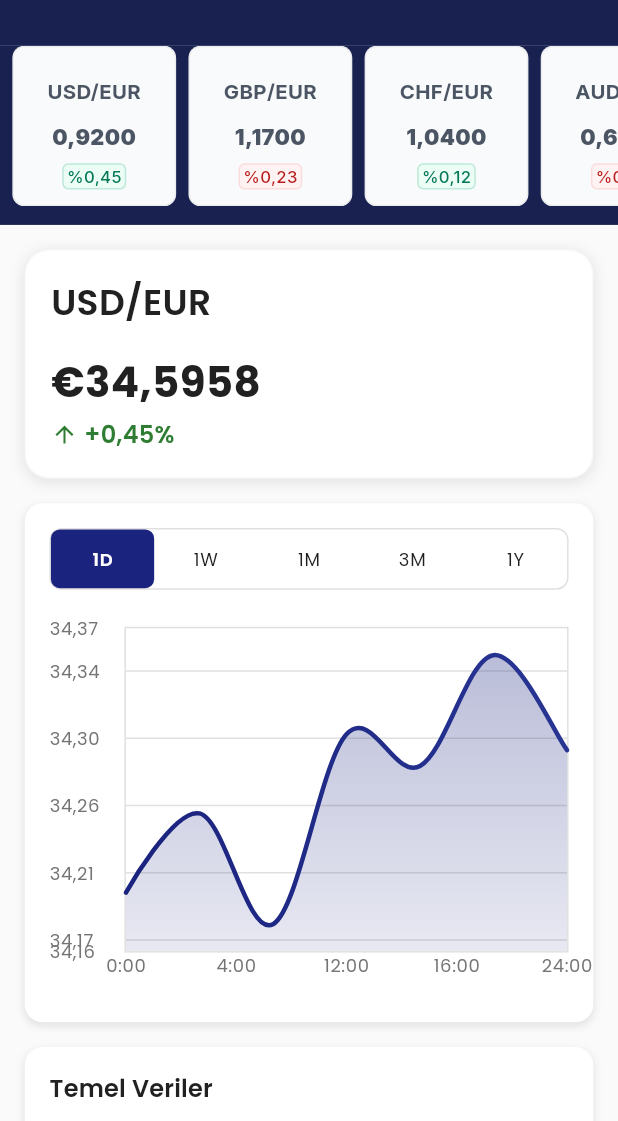
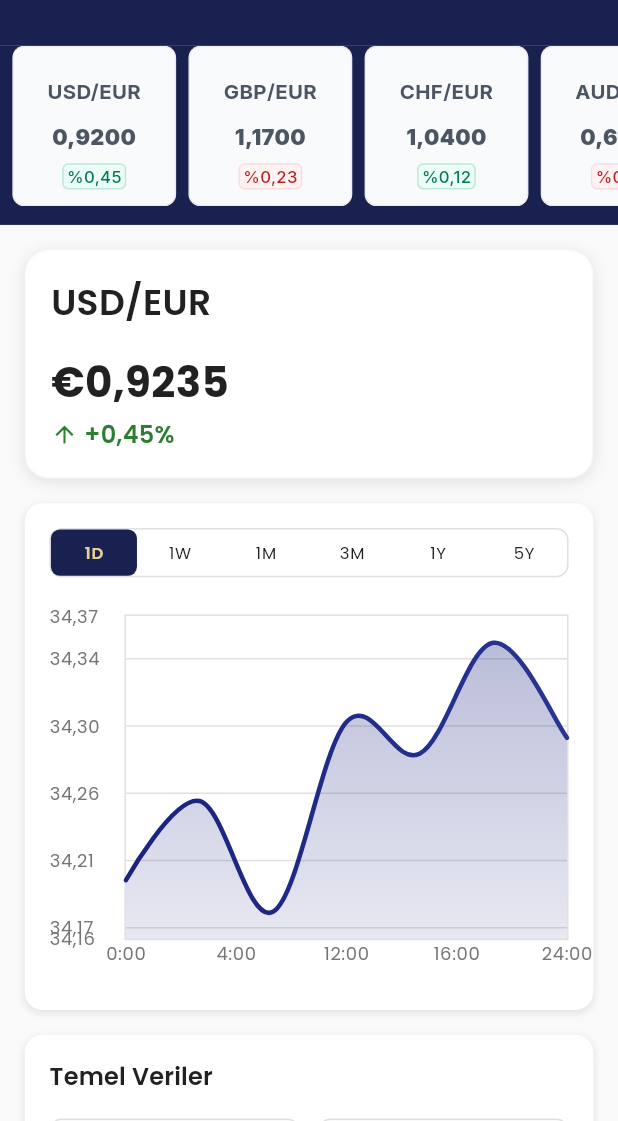
Before and after one commit to PoyrazV/zerda-gold-flutter, a Flutter app: the AssetDetailScreen screen opened by its route, on a phone screen of 412 x 824 dp, the part 115-1236 px from its top. Run offline on Flutter 3.47's test engine with Material 3 defaults, Android fonts, the phone set to English and light mode, and no system bars; drawn by our look-alikes of fl_chart; our stand-ins replace cached_network_image, connectivity_plus, dio, flutter_svg, fluttertoast, google_fonts and 2 more; accounts and stored records are empty; network calls fail.

Commit message:
Update UI and currency system to EUR base
- Replace ZERDA text with logo in drawer menu
- Update logo color to gold (0xFFE8D095) and increase size
- Fix asset detail navigation from ticker cards
- Convert currency system from TRY to EUR base
- Update Profit/Loss Calculator to use EUR as main currency
- Update Historical Rates screen with EUR-based prices
- Add 5Y timeframe to chart and update button styling
- Fix duplicate EUR display in asset detail screen
- Update all currency exchange rates to EUR base

🤖 Generated with Claude Code

Co-Authored-By: Claude <noreply@anthropic.com>

```diff
--- a/lib/presentation/asset_detail_screen/asset_detail_screen.dart
+++ b/lib/presentation/asset_detail_screen/asset_detail_screen.dart
@@ -47,121 +47,175 @@ class _AssetDetailScreenState extends State<AssetDetailScreen> {
   }
 
   double _getBasePriceForSymbol(String symbol) {
+    // Handle currency pairs with /EUR format
     switch (symbol) {
-      // Currency pairs
-      case 'USDTRY':
+      // EUR-based currency pairs
+      case 'USD/EUR':
+      case 'USDEUR':
       case 'USD':
-        return 34.5958;
+        return 0.9235;  // USD to EUR rate
+      case 'GBP/EUR':
+      case 'GBPEUR':
+      case 'GBP':
+        return 1.1682;  // GBP to EUR rate
+      case 'CHF/EUR':
+      case 'CHFEUR':
+      case 'CHF':
+        return 1.0456;  // CHF to EUR rate
+      case 'AUD/EUR':
+      case 'AUDEUR':
+      case 'AUD':
+        return 0.6109;  // AUD to EUR rate
+      case 'CAD/EUR':
+      case 'CADEUR':
+      case 'CAD':
+        return 0.6923;  // CAD to EUR rate
+      case 'JPY/EUR':
+      case 'JPYEUR':
+      case 'JPY':
+        return 0.0062;  // JPY to EUR rate
+      case 'SEK/EUR':
+      case 'SEKEUR':
+      case 'SEK':
+        return 0.0834;  // SEK to EUR rate
+      case 'NOK/EUR':
+      case 'NOKEUR':
+      case 'NOK':
+        return 0.0824;  // NOK to EUR rate
+      case 'DKK/EUR':
+      case 'DKKEUR':
+      case 'DKK':
+        return 0.1341;  // DKK to EUR rate
+      case 'RUB/EUR':
+      case 'RUBEUR':
+      case 'RUB':
+        return 0.0093;  // RUB to EUR rate
+      case 'CNY/EUR':
+      case 'CNYEUR':
+      case 'CNY':
+        return 0.1261;  // CNY to EUR rate
+      case 'KRW/EUR':
+      case 'KRWEUR':
+      case 'KRW':
+        return 0.0007;  // KRW to EUR rate
+      case 'SGD/EUR':
+      case 'SGDEUR':
+      case 'SGD':
+        return 0.6798;  // SGD to EUR rate
+      case 'AED/EUR':
+      case 'AEDEUR':
+      case 'AED':
+        return 0.2512;  // AED to EUR rate
+      case 'TRY/EUR':
+      case 'TRYEUR':
+      case 'TRY':
+        return 0.0267;  // TRY to EUR rate
+      case 'EUR':
       case 'EURTRY':
-      case 'EUR':
-        return 37.4891;
-      case 'GBPTRY':
-      case 'GBP':
-        return 43.8056;
-      case 'CHFTRY':
-      case 'CHF':
-        return 39.2267;
-      case 'AUDTRY':
-      case 'AUD':
-        return 22.9012;
-      case 'CADTRY':
-      case 'CAD':
-        return 25.9501;
-      case 'JPYTRY':
-      case 'JPY':
-        return 0.2324;
-      case 'SEKTRY':
-      case 'SEK':
-        return 3.1267;
-      case 'NOKTRY':
-      case 'NOK':
-        return 3.0878;
-      case 'DKKTRY':
-      case 'DKK':
-        return 5.0267;
-      case 'RUBTRY':
-      case 'RUB':
-        return 0.3478;
-      case 'CNYTRY':
-      case 'CNY':
-        return 4.7267;
-      case 'KRWTRY':
-      case 'KRW':
-        return 0.0254;
-      case 'SGDTRY':
-      case 'SGD':
-        return 25.4789;
-      case 'AEDTRY':
-      case 'AED':
-        return 9.4156;
-      // Additional currencies that might come from Dashboard
+        return 1.0000;  // EUR to EUR rate
+      // Additional EUR-based currencies
+      case 'PLN/EUR':
+      case 'PLNEUR':
       case 'PLN':
-        return 8.7456;
+        return 0.2332;  // PLN to EUR rate
+      case 'HRK/EUR':
+      case 'HRKEUR':
       case 'HRK':
-        return 5.1234;
+        return 0.1313;  // HRK to EUR rate
+      case 'CZK/EUR':
+      case 'CZKEUR':
       case 'CZK':
-        return 1.5678;
+        return 0.0384;  // CZK to EUR rate
+      case 'HUF/EUR':
+      case 'HUFEUR':
       case 'HUF':
-        return 0.0987;
+        return 0.0025;  // HUF to EUR rate
+      case 'BGN/EUR':
+      case 'BGNEUR':
       case 'BGN':
-        return 19.2345;
+        return 0.5120;  // BGN to EUR rate
+      case 'RON/EUR':
+      case 'RONEUR':
       case 'RON':
-        return 7.6543;
+        return 0.2007;  // RON to EUR rate
+      case 'ISK/EUR':
+      case 'ISKEUR':
       case 'ISK':
-        return 0.2567;
+        return 0.0066;  // ISK to EUR rate
+      case 'THB/EUR':
+      case 'THBEUR':
       case 'THB':
-        return 1.0234;
+        return 0.0260;  // THB to EUR rate
+      case 'MYR/EUR':
+      case 'MYREUR':
       case 'MYR':
-        return 7.8901;
+        return 0.1973;  // MYR to EUR rate
+      case 'ZAR/EUR':
+      case 'ZAREUR':
       case 'ZAR':
-        return 1.9234;
+        return 0.0487;  // ZAR to EUR rate
+      case 'INR/EUR':
+      case 'INREUR':
       case 'INR':
-        return 0.4156;
+        return 0.0109;  // INR to EUR rate
+      case 'IDR/EUR':
+      case 'IDREUR':
       case 'IDR':
-        return 0.0022;
+        return 0.00006;  // IDR to EUR rate
+      case 'PHP/EUR':
+      case 'PHPEUR':
       case 'PHP':
-        return 0.6234;
+        return 0.0162;  // PHP to EUR rate
+      case 'MXN/EUR':
+      case 'MXNEUR':
       case 'MXN':
-        return 2.0156;
+        return 0.0529;  // MXN to EUR rate
+      case 'BRL/EUR':
+      case 'BRLEUR':
       case 'BRL':
-        return 7.1234;
-      // Gold types
+        return 0.1810;  // BRL to EUR rate
+      // Gold types in EUR
       case 'GRAM':
-        return 2654.30;
+        return 75.91;  // Gram gold in EUR
       case 'YÇEYREK':
-        return 2891.75;
+        return 77.11;  // Quarter gold in EUR
       case 'EÇEYREK':
-        return 2860.40;
+        return 76.27;  // Old quarter gold in EUR
       case 'YYARIM':
-        return 5783.50;
+        return 154.23;  // Half gold in EUR
       case 'EYARIM':
-        return 5720.80;
+        return 152.55;  // Old half gold in EUR
       case 'YTAM':
-        return 11567.00;
+        return 308.45;  // Full gold in EUR
       case 'ETAM':
-        return 11441.60;
+        return 305.11;  // Old full gold in EUR
       case 'YATA':
-        return 11485.75;
+        return 493.58;  // Ata gold in EUR
       case 'EATA':
-        return 11362.40;
+        return 488.18;  // Old Ata gold in EUR
       case 'CUMHUR':
-        return 11610.30;
+        return 513.20;  // Republic gold in EUR
       case '22AYAR':
-        return 2668.75;
+        return 71.17;  // 22 karat in EUR
       case '18AYAR':
-        return 2178.25;
+        return 58.09;  // 18 karat in EUR
       case '14AYAR':
-        return 1698.50;
+        return 45.29;  // 14 karat in EUR
       case 'GUMUS':
-        return 34.25;
+        return 0.91;  // Silver in EUR
       case 'ONSALTIN':
-        return 2746.85;
+        return 73.25;  // Ounce gold in EUR
       default:
-        return 34.5958; // Default USD/TRY
+        return 0.9235; // Default USD/EUR
     }
   }
 
   String _getCurrencyNameForSymbol(String symbol) {
+    // If the symbol already contains /EUR, return as is
+    if (symbol.contains('/EUR')) {
+      return symbol;
+    }
+
     switch (symbol) {
       case 'USDTRY':
       case 'USD':
--- a/lib/presentation/asset_detail_screen/widgets/interactive_chart_widget.dart
+++ b/lib/presentation/asset_detail_screen/widgets/interactive_chart_widget.dart
@@ -18,7 +18,7 @@ class InteractiveChartWidget extends StatefulWidget {
 
 class _InteractiveChartWidgetState extends State<InteractiveChartWidget> {
   String selectedTimeframe = '1D';
-  final List<String> timeframes = ['1D', '1W', '1M', '3M', '1Y'];
+  final List<String> timeframes = ['1D', '1W', '1M', '3M', '1Y', '5Y'];
 
   final Map<String, List<FlSpot>> chartData = {
     '1D': [
@@ -66,6 +66,14 @@ class _InteractiveChartWidgetState extends State<InteractiveChartWidget> {
       FlSpot(300, 33.90),
       FlSpot(365, 34.35),
     ],
+    '5Y': [
+      FlSpot(0, 18.50),
+      FlSpot(365, 22.20),
+      FlSpot(730, 25.80),
+      FlSpot(1095, 28.50),
+      FlSpot(1460, 31.20),
+      FlSpot(1825, 34.35),
+    ],
   };
 
   @override
@@ -96,7 +104,7 @@ class _InteractiveChartWidgetState extends State<InteractiveChartWidget> {
 
   Widget _buildTimeframeSelector() {
     return Container(
-      height: 5.h,
+      height: 4.h,
       decoration: BoxDecoration(
         color: AppTheme.lightTheme.colorScheme.surface,
         borderRadius: BorderRadius.circular(8),
@@ -118,16 +126,16 @@ class _InteractiveChartWidgetState extends State<InteractiveChartWidget> {
               child: Container(
                 decoration: BoxDecoration(
                   color: isSelected
-                      ? AppTheme.lightTheme.primaryColor
+                      ? const Color(0xFF18214F)
                       : Colors.transparent,
                   borderRadius: BorderRadius.circular(6),
                 ),
                 child: Center(
                   child: Text(
                     timeframe,
-                    style: AppTheme.lightTheme.textTheme.labelMedium?.copyWith(
+                    style: AppTheme.lightTheme.textTheme.labelSmall?.copyWith(
                       color: isSelected
-                          ? Colors.white
+                          ? const Color(0xFFE8D095)
                           : AppTheme.lightTheme.colorScheme.onSurface,
                       fontWeight:
                           isSelected ? FontWeight.w600 : FontWeight.w400,
@@ -290,6 +298,9 @@ class _InteractiveChartWidgetState extends State<InteractiveChartWidget> {
         ];
         final monthIndex = (value / 30).round();
         return monthIndex < months.length ? months[monthIndex] : '';
+      case '5Y':
+        final year = (value / 365).round() + 2020;
+        return year.toString();
       default:
         return value.toString();
     }
--- a/lib/widgets/ticker_section.dart
+++ b/lib/widgets/ticker_section.dart
@@ -169,7 +169,18 @@ class _TickerSectionState extends State<TickerSection> {
     final bool isPositive = currency['isPositive'] as bool;
     final double change = currency['change'] as double;
 
-    return Container(
+    return GestureDetector(
+      onTap: () {
+        // Navigate to asset detail screen with the currency code
+        Navigator.pushNamed(
+          context,
+          '/asset-detail-screen',
+          arguments: {
+            'code': currency['code'] as String,
+          },
+        );
+      },
+      child: Container(
         width: 26.5.w, // Further increased width for larger text
         height: 22.w, // Moderate height for balanced spacing
         margin: EdgeInsets.only(right: 2.w),
@@ -253,6 +264,7 @@ class _TickerSectionState extends State<TickerSection> {
           ),
         ],
       ),
+      ),
     );
   }
 }
```
Also changed, not shown: lib/presentation/gecmis_kurlar_screen/gecmis_kurlar_screen.dart (+47 -53 lines), lib/presentation/profit_loss_calculator_screen/profit_loss_calculator_screen.dart (+16 -16 lines), lib/presentation/profit_loss_calculator_screen/widgets/calculation_results_widget.dart (+5 -5 lines), lib/presentation/profit_loss_calculator_screen/widgets/currency_dropdown_widget.dart (+16 -16 lines), lib/widgets/app_drawer.dart (+10 -7 lines). Lines whose indentation alone changed are shown as unchanged.
